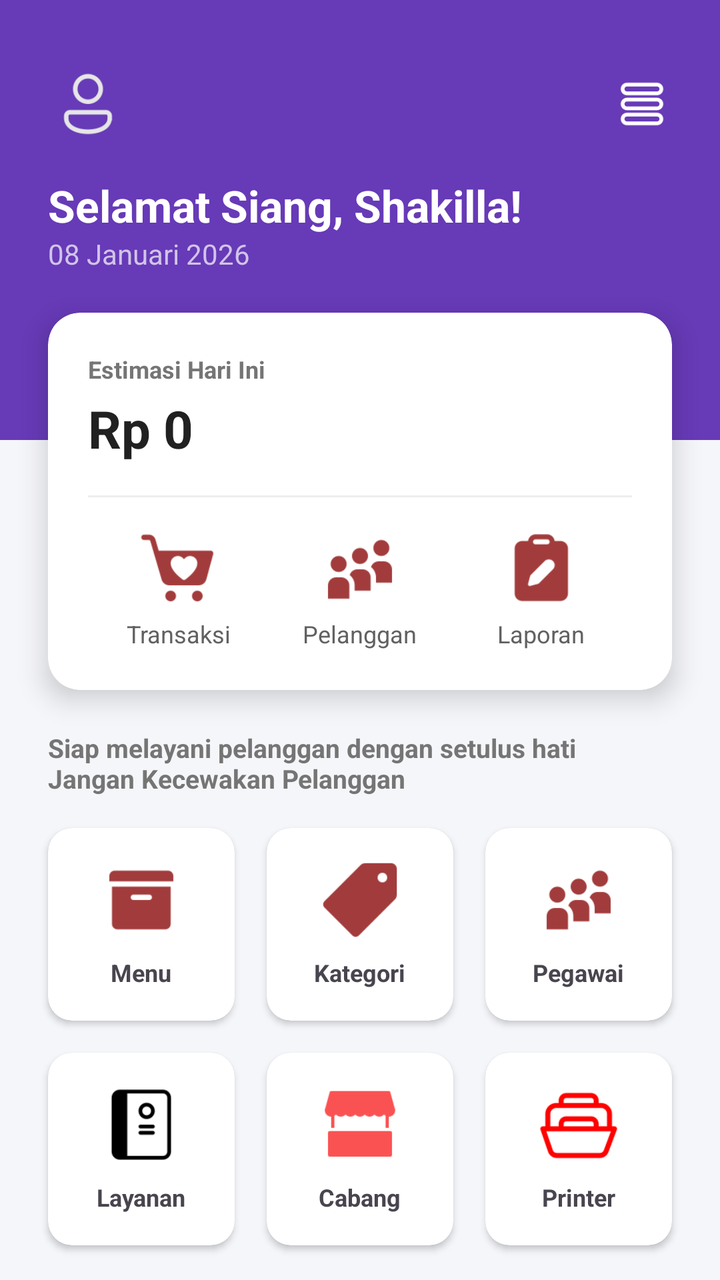
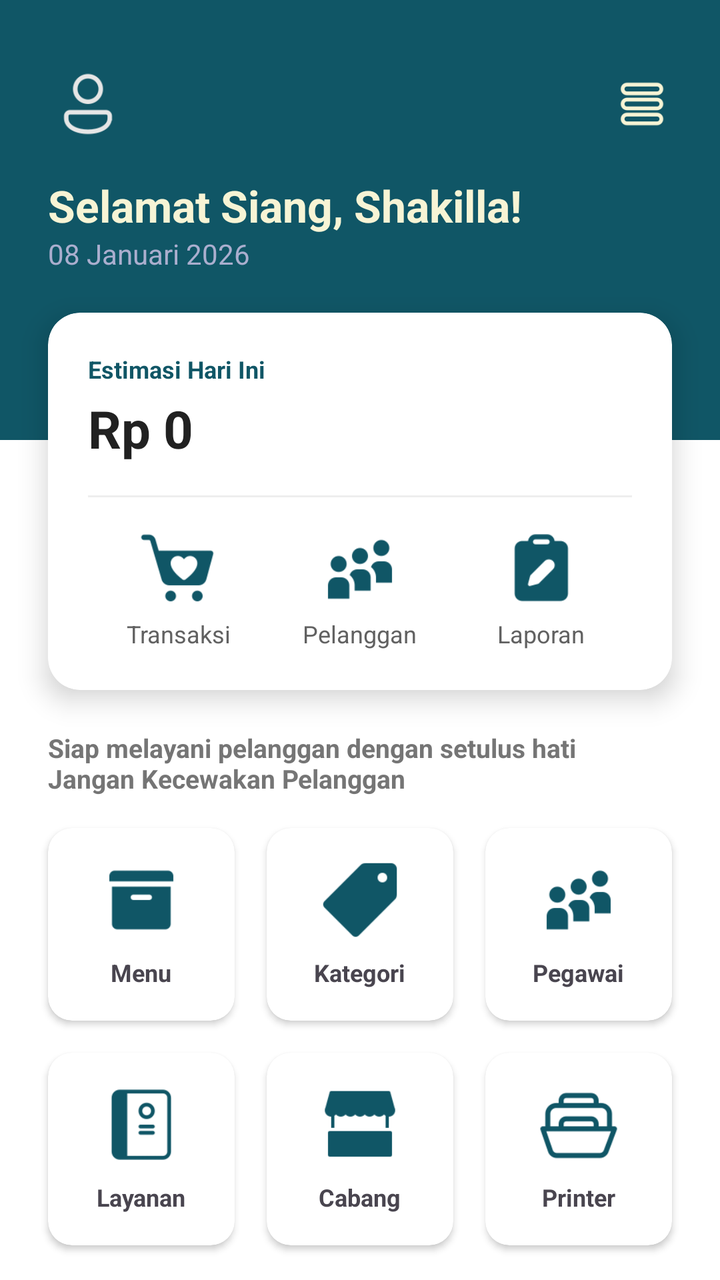

Compare the two renders of this Android layout. The source of the first and the diff that turns it into the second are given below.
<!-- AndroidManifest.xml: application theme Theme.Penjualan -->
<!-- res/layout/activity_main.xml -->
<?xml version="1.0" encoding="utf-8"?>
<androidx.constraintlayout.widget.ConstraintLayout
    xmlns:android="http://schemas.android.com/apk/res/android"
    xmlns:app="http://schemas.android.com/apk/res-auto"
    xmlns:tools="http://schemas.android.com/tools"
    android:id="@+id/main"
    android:layout_width="match_parent"
    android:layout_height="match_parent"
    android:background="#F5F6FA"
    tools:context=".MainActivity">

    <View
        android:id="@+id/headerView"
        android:layout_width="match_parent"
        android:layout_height="220dp"
        android:background="#673AB7"
        app:layout_constraintTop_toTopOf="parent" />

    <com.google.android.material.imageview.ShapeableImageView
        android:id="@+id/ivProfileTop"
        android:layout_width="40dp"
        android:layout_height="40dp"
        android:layout_marginStart="24dp"
        android:layout_marginTop="32dp"
        android:padding="2dp"
        android:src="@drawable/ic_profile"
        app:strokeColor="#D1C4E9"
        app:shapeAppearanceOverlay="@style/ShapeAppearance.MaterialComponents.SmallComponent"
        app:layout_constraintStart_toStartOf="parent"
        app:layout_constraintTop_toTopOf="parent" />

    <ImageView
        android:id="@+id/btnMenuTop"
        android:layout_width="30dp"
        android:layout_height="30dp"
        android:layout_marginEnd="24dp"
        android:src="@drawable/ic_menu"
        app:tint="#FFFFFF"
        app:layout_constraintBottom_toBottomOf="@+id/ivProfileTop"
        app:layout_constraintEnd_toEndOf="parent"
        app:layout_constraintTop_toTopOf="@+id/ivProfileTop" />

    <TextView
        android:id="@+id/tvSapaan"
        android:layout_width="wrap_content"
        android:layout_height="wrap_content"
        android:layout_marginTop="16dp"
        android:text="Selamat Siang, Shakilla!"
        android:textColor="#FFFFFF"
        android:textSize="22sp"
        android:textStyle="bold"
        app:layout_constraintStart_toStartOf="@+id/ivProfileTop"
        app:layout_constraintTop_toBottomOf="@+id/ivProfileTop" />

    <TextView
        android:id="@+id/tvtanggal"
        android:layout_width="wrap_content"
        android:layout_height="wrap_content"
        android:text="08 Januari 2026"
        android:textColor="#D1C4E9"
        android:textSize="14sp"
        app:layout_constraintStart_toStartOf="@+id/tvSapaan"
        app:layout_constraintTop_toBottomOf="@+id/tvSapaan" />

    <androidx.cardview.widget.CardView
        android:id="@+id/cardEstimasi"
        android:layout_width="match_parent"
        android:layout_height="wrap_content"
        android:layout_marginHorizontal="24dp"
        android:layout_marginTop="20dp"
        app:cardCornerRadius="16dp"
        app:cardElevation="8dp"
        app:layout_constraintTop_toBottomOf="@+id/tvtanggal">

        <LinearLayout
            android:layout_width="match_parent"
            android:layout_height="wrap_content"
            android:orientation="vertical"
            android:padding="20dp">

            <TextView
                android:layout_width="wrap_content"
                android:layout_height="wrap_content"
                android:text="Estimasi Hari Ini"
                android:textColor="#757575"
                android:textSize="12sp"
                android:textStyle="bold" />

            <TextView
                android:layout_width="wrap_content"
                android:layout_height="wrap_content"
                android:layout_marginTop="4dp"
                android:text="Rp 0"
                android:textColor="#212121"
                android:textSize="26sp"
                android:textStyle="bold" />

            <View
                android:layout_width="match_parent"
                android:layout_height="1dp"
                android:layout_marginVertical="16dp"
                android:background="#EEEEEE" />

            <LinearLayout
                android:layout_width="match_parent"
                android:layout_height="wrap_content"
                android:orientation="horizontal">

                <LinearLayout
                    android:id="@+id/btnMenuTransaksi"
                    android:layout_width="0dp"
                    android:layout_height="wrap_content"
                    android:layout_weight="1"
                    android:gravity="center"
                    android:orientation="vertical">
                    <ImageView
                        android:layout_width="40dp"
                        android:layout_height="40dp"
                        android:src="@drawable/ic_transaksi" />
                    <TextView
                        android:layout_width="wrap_content"
                        android:layout_height="wrap_content"
                        android:layout_marginTop="4dp"
                        android:text="Transaksi"
                        android:textSize="12sp"
                        android:textColor="#616161"/>
                </LinearLayout>

                <LinearLayout
                    android:id="@+id/btnMenuPelanggan"
                    android:layout_width="0dp"
                    android:layout_height="wrap_content"
                    android:layout_weight="1"
                    android:gravity="center"
                    android:orientation="vertical">
                    <ImageView
                        android:layout_width="40dp"
                        android:layout_height="40dp"
                        android:src="@drawable/ic_pelanggan" />
                    <TextView
                        android:layout_width="wrap_content"
                        android:layout_height="wrap_content"
                        android:layout_marginTop="4dp"
                        android:text="Pelanggan"
                        android:textSize="12sp"
                        android:textColor="#616161"/>
                </LinearLayout>

                <LinearLayout
                    android:id="@+id/btnMenuLaporan"
                    android:layout_width="0dp"
                    android:layout_height="wrap_content"
                    android:layout_weight="1"
                    android:gravity="center"
                    android:orientation="vertical">
                    <ImageView
                        android:layout_width="40dp"
                        android:layout_height="40dp"
                        android:src="@drawable/ic_laporan" />
                    <TextView
                        android:layout_width="wrap_content"
                        android:layout_height="wrap_content"
                        android:layout_marginTop="4dp"
                        android:text="Laporan"
                        android:textSize="12sp"
                        android:textColor="#616161"/>
                </LinearLayout>
            </LinearLayout>
        </LinearLayout>
    </androidx.cardview.widget.CardView>

    <TextView
        android:id="@+id/motivasi"
        android:layout_width="match_parent"
        android:layout_height="wrap_content"
        android:layout_marginHorizontal="24dp"
        android:layout_marginTop="20dp"
        android:text="Siap melayani pelanggan dengan setulus hati\nJangan Kecewakan Pelanggan"
        android:textColor="#757575"
        android:textSize="13sp"
        android:textStyle="bold"
        app:layout_constraintTop_toBottomOf="@id/cardEstimasi" />

    <GridLayout
        android:layout_width="match_parent"
        android:layout_height="wrap_content"
        android:layout_marginHorizontal="16dp"
        android:layout_marginTop="8dp"
        android:columnCount="3"
        app:layout_constraintTop_toBottomOf="@id/motivasi">

        <androidx.cardview.widget.CardView
            android:id="@+id/btnMenuProduk"
            android:layout_width="0dp"
            android:layout_height="wrap_content"
            android:layout_columnWeight="1"
            android:layout_margin="8dp"
            app:cardCornerRadius="12dp"
            app:cardElevation="2dp">
            <LinearLayout
                android:layout_width="match_parent"
                android:layout_height="wrap_content"
                android:gravity="center"
                android:orientation="vertical"
                android:padding="16dp">
                <ImageView
                    android:layout_width="40dp"
                    android:layout_height="40dp"
                    android:src="@drawable/ic_produk" />
                <TextView
                    android:layout_width="wrap_content"
                    android:layout_height="wrap_content"
                    android:layout_marginTop="8dp"
                    android:text="Menu"
                    android:textSize="12sp"
                    android:textStyle="bold" />
            </LinearLayout>
        </androidx.cardview.widget.CardView>

        <androidx.cardview.widget.CardView
            android:id="@+id/btnMenuKategori"
            android:layout_width="0dp"
            android:layout_height="wrap_content"
            android:layout_columnWeight="1"
            android:layout_margin="8dp"
            app:cardCornerRadius="12dp"
            app:cardElevation="2dp">
            <LinearLayout
                android:layout_width="match_parent"
                android:layout_height="wrap_content"
                android:gravity="center"
                android:orientation="vertical"
                android:padding="16dp">
                <ImageView
                    android:layout_width="40dp"
                    android:layout_height="40dp"
                    android:src="@drawable/ic_kategori" />
                <TextView
                    android:layout_width="wrap_content"
                    android:layout_height="wrap_content"
                    android:layout_marginTop="8dp"
                    android:text="Kategori"
                    android:textSize="12sp"
                    android:textStyle="bold" />
            </LinearLayout>
        </androidx.cardview.widget.CardView>

        <androidx.cardview.widget.CardView
            android:id="@+id/btnMenuPegawai"
            android:layout_width="0dp"
            android:layout_height="wrap_content"
            android:layout_columnWeight="1"
            android:layout_margin="8dp"
            app:cardCornerRadius="12dp"
            app:cardElevation="2dp">
            <LinearLayout
                android:layout_width="match_parent"
                android:layout_height="wrap_content"
                android:gravity="center"
                android:orientation="vertical"
                android:padding="16dp">
                <ImageView
                    android:layout_width="40dp"
                    android:layout_height="40dp"
                    android:src="@drawable/ic_pelanggan" />
                <TextView
                    android:layout_width="wrap_content"
                    android:layout_height="wrap_content"
                    android:layout_marginTop="8dp"
                    android:text="Pegawai"
                    android:textSize="12sp"
                    android:textStyle="bold" />
            </LinearLayout>
        </androidx.cardview.widget.CardView>

        <androidx.cardview.widget.CardView
            android:id="@+id/btnMenuLayanan"
            android:layout_width="0dp"
            android:layout_height="wrap_content"
            android:layout_columnWeight="1"
            android:layout_margin="8dp"
            app:cardCornerRadius="12dp"
            app:cardElevation="2dp">
            <LinearLayout
                android:layout_width="match_parent"
                android:layout_height="wrap_content"
                android:gravity="center"
                android:orientation="vertical"
                android:padding="16dp">
                <ImageView
                    android:layout_width="40dp"
                    android:layout_height="40dp"
                    android:src="@drawable/ic_layanan" />
                <TextView
                    android:layout_width="wrap_content"
                    android:layout_height="wrap_content"
                    android:layout_marginTop="8dp"
                    android:text="Layanan"
                    android:textSize="12sp"
                    android:textStyle="bold" />
            </LinearLayout>
        </androidx.cardview.widget.CardView>

        <androidx.cardview.widget.CardView
            android:id="@+id/btnMenuCabang"
            android:layout_width="0dp"
            android:layout_height="wrap_content"
            android:layout_columnWeight="1"
            android:layout_margin="8dp"
            app:cardCornerRadius="12dp"
            app:cardElevation="2dp">
            <LinearLayout
                android:layout_width="match_parent"
                android:layout_height="wrap_content"
                android:gravity="center"
                android:orientation="vertical"
                android:padding="16dp">
                <ImageView
                    android:layout_width="40dp"
                    android:layout_height="40dp"
                    android:src="@drawable/ic_cabang" />
                <TextView
                    android:layout_width="wrap_content"
                    android:layout_height="wrap_content"
                    android:layout_marginTop="8dp"
                    android:text="Cabang"
                    android:textSize="12sp"
                    android:textStyle="bold" />
            </LinearLayout>
        </androidx.cardview.widget.CardView>

        <androidx.cardview.widget.CardView
            android:id="@+id/btnMenuPrinter"
            android:layout_width="0dp"
            android:layout_height="wrap_content"
            android:layout_columnWeight="1"
            android:layout_margin="8dp"
            app:cardCornerRadius="12dp"
            app:cardElevation="2dp">
            <LinearLayout
                android:layout_width="match_parent"
                android:layout_height="wrap_content"
                android:gravity="center"
                android:orientation="vertical"
                android:padding="16dp">
                <ImageView
                    android:layout_width="40dp"
                    android:layout_height="40dp"
                    android:src="@drawable/ic_printer" />
                <TextView
                    android:layout_width="wrap_content"
                    android:layout_height="wrap_content"
                    android:layout_marginTop="8dp"
                    android:text="Printer"
                    android:textSize="12sp"
                    android:textStyle="bold" />
            </LinearLayout>
        </androidx.cardview.widget.CardView>

    </GridLayout>

</androidx.constraintlayout.widget.ConstraintLayout>
<!-- resources referenced by this layout -->
<resources>
  <!-- drawable ic_cabang: png bitmap (drawable, 971 bytes) -->
  <!-- drawable ic_kategori: png bitmap (drawable, 1034 bytes) -->
  <!-- drawable ic_laporan: png bitmap (drawable, 1346 bytes) -->
  <!-- drawable ic_layanan: png bitmap (drawable, 1205 bytes) -->
  <!-- drawable ic_menu: png bitmap (drawable, 826 bytes) -->
  <!-- drawable ic_pelanggan: png bitmap (drawable, 1954 bytes) -->
  <!-- drawable ic_printer: png bitmap (drawable, 1764 bytes) -->
  <!-- drawable ic_produk: png bitmap (drawable, 731 bytes) -->
  <!-- drawable ic_profile: png bitmap (drawable, 2111 bytes) -->
  <!-- drawable ic_transaksi: png bitmap (drawable, 2011 bytes) -->
  <style name="Theme.Penjualan" parent="Base.Theme.Penjualan" />
  <style name="Base.Theme.Penjualan" parent="Theme.Material3.DayNight.NoActionBar">
          
          
      </style>
</resources>

<!-- the commit's change to res/layout/activity_main.xml (unified diff, before → after) -->
@@ -6,14 +6,14 @@
     android:id="@+id/main"
     android:layout_width="match_parent"
     android:layout_height="match_parent"
-    android:background="#F5F6FA"
+    android:background="@color/white"
     tools:context=".MainActivity">
 
     <View
         android:id="@+id/headerView"
         android:layout_width="match_parent"
         android:layout_height="220dp"
-        android:background="#673AB7"
+        android:background="@color/teal_deep"
         app:layout_constraintTop_toTopOf="parent" />
 
     <com.google.android.material.imageview.ShapeableImageView
@@ -24,7 +24,7 @@
         android:layout_marginTop="32dp"
         android:padding="2dp"
         android:src="@drawable/ic_profile"
-        app:strokeColor="#D1C4E9"
+        app:strokeColor="@color/cream"
         app:shapeAppearanceOverlay="@style/ShapeAppearance.MaterialComponents.SmallComponent"
         app:layout_constraintStart_toStartOf="parent"
         app:layout_constraintTop_toTopOf="parent" />
@@ -35,7 +35,7 @@
         android:layout_height="30dp"
         android:layout_marginEnd="24dp"
         android:src="@drawable/ic_menu"
-        app:tint="#FFFFFF"
+        app:tint="@color/cream"
         app:layout_constraintBottom_toBottomOf="@+id/ivProfileTop"
         app:layout_constraintEnd_toEndOf="parent"
         app:layout_constraintTop_toTopOf="@+id/ivProfileTop" />
@@ -46,7 +46,7 @@
         android:layout_height="wrap_content"
         android:layout_marginTop="16dp"
         android:text="Selamat Siang, Shakilla!"
-        android:textColor="#FFFFFF"
+        android:textColor="@color/cream"
         android:textSize="22sp"
         android:textStyle="bold"
         app:layout_constraintStart_toStartOf="@+id/ivProfileTop"
@@ -59,6 +59,7 @@
         android:text="08 Januari 2026"
         android:textColor="#D1C4E9"
         android:textSize="14sp"
+        android:alpha="0.8"
         app:layout_constraintStart_toStartOf="@+id/tvSapaan"
         app:layout_constraintTop_toBottomOf="@+id/tvSapaan" />
 
@@ -70,6 +71,7 @@
         android:layout_marginTop="20dp"
         app:cardCornerRadius="16dp"
         app:cardElevation="8dp"
+        app:cardBackgroundColor="@color/white"
         app:layout_constraintTop_toBottomOf="@+id/tvtanggal">
 
         <LinearLayout
@@ -82,11 +84,12 @@
                 android:layout_width="wrap_content"
                 android:layout_height="wrap_content"
                 android:text="Estimasi Hari Ini"
-                android:textColor="#757575"
+                android:textColor="@color/teal_deep"
                 android:textSize="12sp"
                 android:textStyle="bold" />
 
             <TextView
+                android:id="@+id/tvEstimasi"
                 android:layout_width="wrap_content"
                 android:layout_height="wrap_content"
                 android:layout_marginTop="4dp"
@@ -116,7 +119,8 @@
                     <ImageView
                         android:layout_width="40dp"
                         android:layout_height="40dp"
-                        android:src="@drawable/ic_transaksi" />
+                        android:src="@drawable/ic_transaksi"
+                        app:tint="@color/teal_deep" />
                     <TextView
                         android:layout_width="wrap_content"
                         android:layout_height="wrap_content"
@@ -136,7 +140,8 @@
                     <ImageView
                         android:layout_width="40dp"
                         android:layout_height="40dp"
-                        android:src="@drawable/ic_pelanggan" />
+                        android:src="@drawable/ic_pelanggan"
+                        app:tint="@color/teal_deep" />
                     <TextView
                         android:layout_width="wrap_content"
                         android:layout_height="wrap_content"
@@ -156,7 +161,8 @@
                     <ImageView
                         android:layout_width="40dp"
                         android:layout_height="40dp"
-                        android:src="@drawable/ic_laporan" />
+                        android:src="@drawable/ic_laporan"
+                        app:tint="@color/teal_deep" />
                     <TextView
                         android:layout_width="wrap_content"
                         android:layout_height="wrap_content"
@@ -206,7 +212,8 @@
                 <ImageView
                     android:layout_width="40dp"
                     android:layout_height="40dp"
-                    android:src="@drawable/ic_produk" />
+                    android:src="@drawable/ic_produk"
+                    app:tint="@color/teal_deep" />
                 <TextView
                     android:layout_width="wrap_content"
                     android:layout_height="wrap_content"
@@ -234,7 +241,8 @@
                 <ImageView
                     android:layout_width="40dp"
                     android:layout_height="40dp"
-                    android:src="@drawable/ic_kategori" />
+                    android:src="@drawable/ic_kategori"
+                    app:tint="@color/teal_deep" />
                 <TextView
                     android:layout_width="wrap_content"
                     android:layout_height="wrap_content"
@@ -262,7 +270,8 @@
                 <ImageView
                     android:layout_width="40dp"
                     android:layout_height="40dp"
-                    android:src="@drawable/ic_pelanggan" />
+                    android:src="@drawable/ic_pelanggan"
+                    app:tint="@color/teal_deep" />
                 <TextView
                     android:layout_width="wrap_content"
                     android:layout_height="wrap_content"
@@ -290,7 +299,8 @@
                 <ImageView
                     android:layout_width="40dp"
                     android:layout_height="40dp"
-                    android:src="@drawable/ic_layanan" />
+                    android:src="@drawable/ic_layanan"
+                    app:tint="@color/teal_deep" />
                 <TextView
                     android:layout_width="wrap_content"
                     android:layout_height="wrap_content"
@@ -318,7 +328,8 @@
                 <ImageView
                     android:layout_width="40dp"
                     android:layout_height="40dp"
-                    android:src="@drawable/ic_cabang" />
+                    android:src="@drawable/ic_cabang"
+                    app:tint="@color/teal_deep" />
                 <TextView
                     android:layout_width="wrap_content"
                     android:layout_height="wrap_content"
@@ -346,7 +357,8 @@
                 <ImageView
                     android:layout_width="40dp"
                     android:layout_height="40dp"
-                    android:src="@drawable/ic_printer" />
+                    android:src="@drawable/ic_printer"
+                    app:tint="@color/teal_deep" />
                 <TextView
                     android:layout_width="wrap_content"
                     android:layout_height="wrap_content"
<!-- resource entries referenced after the edit -->
@@ -1,5 +1,8 @@
 <!-- resources referenced by this layout -->
 <resources>
+  <color name="cream">#F7F4D5</color>
+  <color name="teal_deep">#105666</color>
+  <color name="white">#FFFFFFFF</color>
   <!-- drawable ic_cabang: png bitmap (drawable, 971 bytes) -->
   <!-- drawable ic_kategori: png bitmap (drawable, 1034 bytes) -->
   <!-- drawable ic_laporan: png bitmap (drawable, 1346 bytes) -->
@@ -13,7 +16,17 @@
   <style name="Theme.Penjualan" parent="Base.Theme.Penjualan" />
   <style name="Base.Theme.Penjualan" parent="Theme.Material3.DayNight.NoActionBar">
           
-          
+          <item name="colorPrimary">@color/teal_deep</item>
+          <item name="colorOnPrimary">@color/cream</item>
+          <item name="colorPrimaryContainer">@color/teal_light</item>
+          <item name="colorOnPrimaryContainer">@color/white</item>
+  
+          <item name="colorSecondary">@color/teal_light</item>
+          <item name="colorOnSecondary">@color/white</item>
+  
+          <item name="android:windowBackground">@color/white</item>
+          <item name="android:statusBarColor">@color/teal_deep</item>
       </style>
+  <color name="teal_light">#1A7D91</color>
 </resources>
 
